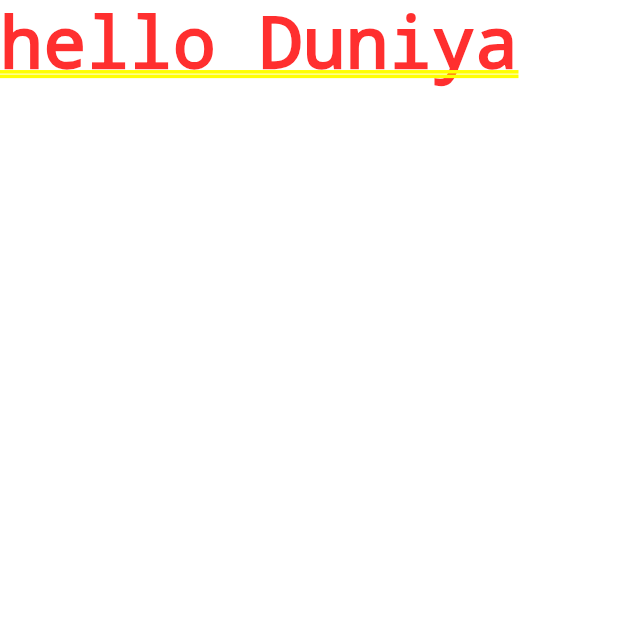
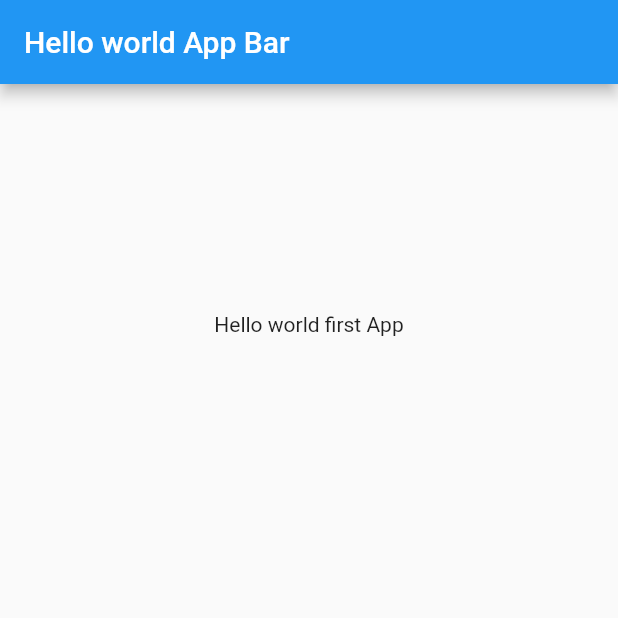
Before and after one commit to CodeGrow-Pro/MobileApps, a Flutter app: the screen it shows after launch, on a phone screen of 412 x 824 dp, the top half of it. Run offline on Flutter 3.47's test engine with Material 2 defaults, Android fonts, the phone set to English and light mode, and no system bars.

Commit message:
tutorial : 2

```diff
--- a/lib/main.dart
+++ b/lib/main.dart
@@ -1,5 +1,25 @@
 import "package:flutter/material.dart";
 
-void main(){
-  runApp(new MaterialApp(home:new Text("hello Duniya")));
+void main() {
+  runApp(MyApp());
 }
+
+class MyApp extends StatelessWidget {
+  const MyApp({super.key});
+
+  @override
+  Widget build(BuildContext context) {
+    return MaterialApp(
+      title: "Tutorial 2 first app",
+      home: Scaffold(
+        // ignore: prefer_const_constructors
+        appBar: AppBar(title: Text("Hello world App Bar")),
+        body: const Center(
+          heightFactor: 20,
+          widthFactor: 20,
+          child:Text("Hello world first App"),
+        ),
+      ),
+    );
+  }
+}
```
Also changed, not shown: flutter_01.png (added).
